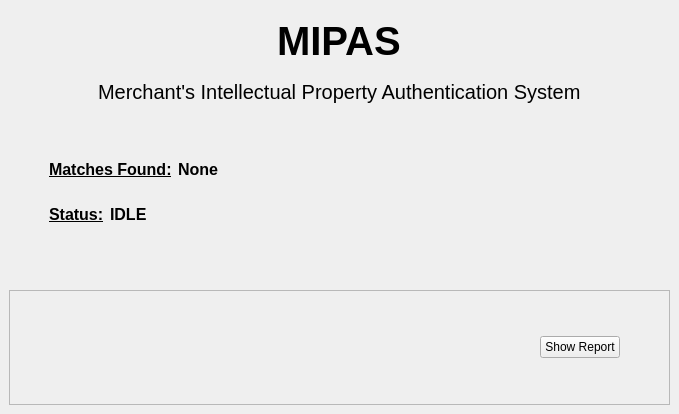
Old version of the form ui_files/mainWindow.ui in the repository ilanpogr/MIPAS.
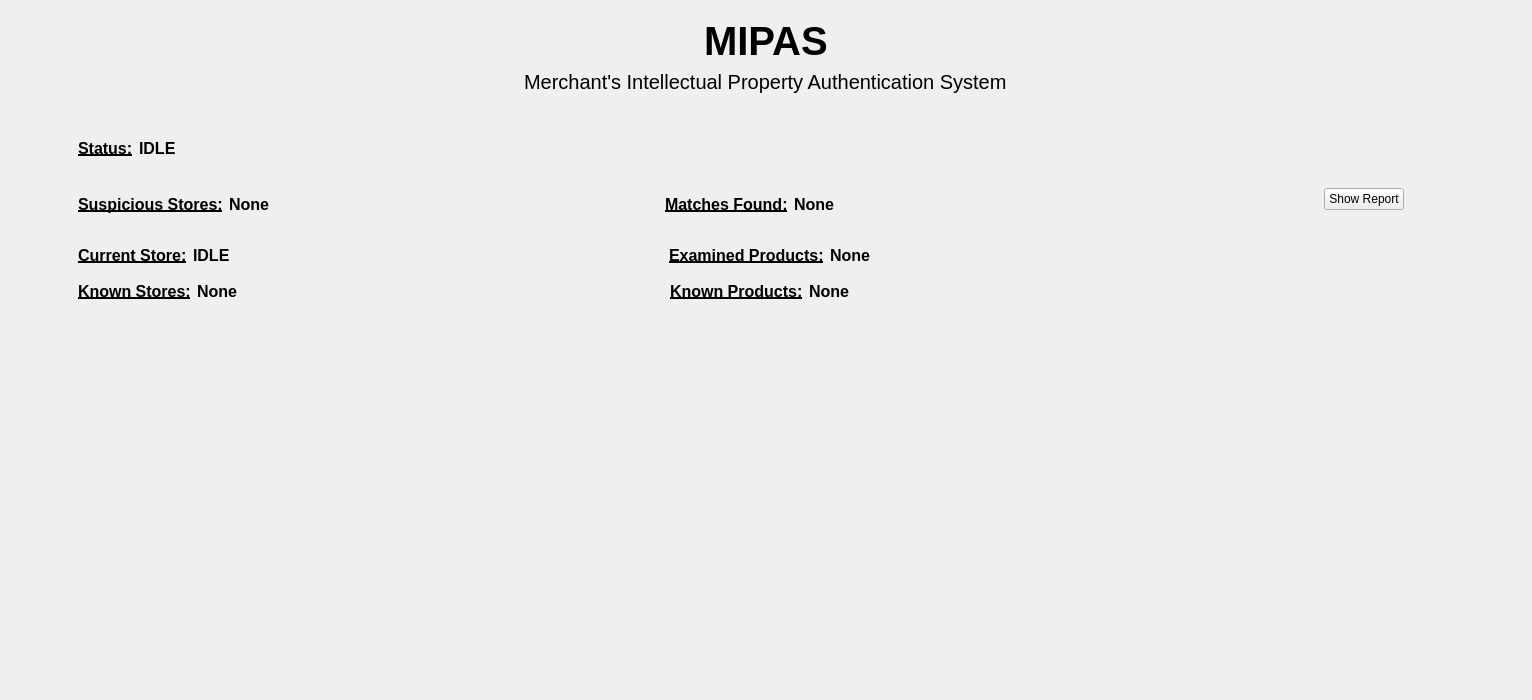
New version of the form. The open tabs and pages were chosen to show the change.

Commit message: gui changed. logic ready. refresh button added to table.

```diff
--- a/ui_files/mainWindow.ui
+++ b/ui_files/mainWindow.ui
@@ -6,8 +6,8 @@
    <rect>
     <x>0</x>
     <y>0</y>
-    <width>679</width>
-    <height>414</height>
+    <width>1532</width>
+    <height>700</height>
    </rect>
   </property>
   <property name="windowTitle">
@@ -65,46 +65,546 @@
       </layout>
      </widget>
     </item>
-    <item row="2" column="0">
-     <spacer name="verticalSpacer_3">
-      <property name="orientation">
-       <enum>Qt::Vertical</enum>
-      </property>
-      <property name="sizeType">
-       <enum>QSizePolicy::Fixed</enum>
-      </property>
-      <property name="sizeHint" stdset="0">
-       <size>
-        <width>20</width>
-        <height>40</height>
-       </size>
-      </property>
-     </spacer>
-    </item>
     <item row="1" column="0">
-     <layout class="QHBoxLayout" name="horizontalLayout_3">
-      <item>
-       <layout class="QVBoxLayout" name="verticalLayout_2">
-        <item>
-         <spacer name="verticalSpacer">
-          <property name="orientation">
-           <enum>Qt::Vertical</enum>
-          </property>
-          <property name="sizeType">
-           <enum>QSizePolicy::Fixed</enum>
-          </property>
-          <property name="sizeHint" stdset="0">
-           <size>
-            <width>20</width>
-            <height>20</height>
-           </size>
-          </property>
-         </spacer>
-        </item>
-        <item>
-         <layout class="QHBoxLayout" name="horizontalLayout_2">
+     <widget class="QStackedWidget" name="stackedWidget">
+      <property name="currentIndex">
+       <number>1</number>
+      </property>
+      <widget class="QWidget" name="page">
+       <layout class="QGridLayout" name="gridLayout_3">
+        <item row="0" column="0">
+         <layout class="QHBoxLayout" name="horizontalLayout_3">
           <item>
-           <spacer name="horizontalSpacer_5">
+           <layout class="QVBoxLayout" name="verticalLayout_2">
+            <item>
+             <spacer name="verticalSpacer_6">
+              <property name="orientation">
+               <enum>Qt::Vertical</enum>
+              </property>
+              <property name="sizeType">
+               <enum>QSizePolicy::Fixed</enum>
+              </property>
+              <property name="sizeHint" stdset="0">
+               <size>
+                <width>20</width>
+                <height>20</height>
+               </size>
+              </property>
+             </spacer>
+            </item>
+            <item>
+             <layout class="QHBoxLayout" name="horizontalLayout_5">
+              <item>
+               <spacer name="horizontalSpacer_6">
+                <property name="orientation">
+                 <enum>Qt::Horizontal</enum>
+                </property>
+                <property name="sizeType">
+                 <enum>QSizePolicy::Fixed</enum>
+                </property>
+                <property name="sizeHint" stdset="0">
+                 <size>
+                  <width>60</width>
+                  <height>20</height>
+                 </size>
+                </property>
+               </spacer>
+              </item>
+              <item>
+               <widget class="QLabel" name="label_2">
+                <property name="font">
+                 <font>
+                  <pointsize>12</pointsize>
+                  <weight>75</weight>
+                  <bold>true</bold>
+                  <underline>true</underline>
+                 </font>
+                </property>
+                <property name="text">
+                 <string>Status:</string>
+                </property>
+               </widget>
+              </item>
+              <item>
+               <widget class="QLabel" name="label_3">
+                <property name="font">
+                 <font>
+                  <pointsize>12</pointsize>
+                  <weight>75</weight>
+                  <bold>true</bold>
+                 </font>
+                </property>
+                <property name="text">
+                 <string>IDLE</string>
+                </property>
+               </widget>
+              </item>
+              <item>
+               <spacer name="horizontalSpacer_4">
+                <property name="orientation">
+                 <enum>Qt::Horizontal</enum>
+                </property>
+                <property name="sizeHint" stdset="0">
+                 <size>
+                  <width>40</width>
+                  <height>20</height>
+                 </size>
+                </property>
+               </spacer>
+              </item>
+             </layout>
+            </item>
+            <item>
+             <spacer name="verticalSpacer_4">
+              <property name="orientation">
+               <enum>Qt::Vertical</enum>
+              </property>
+              <property name="sizeType">
+               <enum>QSizePolicy::Fixed</enum>
+              </property>
+              <property name="sizeHint" stdset="0">
+               <size>
+                <width>20</width>
+                <height>30</height>
+               </size>
+              </property>
+             </spacer>
+            </item>
+            <item>
+             <layout class="QHBoxLayout" name="horizontalLayout_2">
+              <item>
+               <spacer name="horizontalSpacer_5">
+                <property name="orientation">
+                 <enum>Qt::Horizontal</enum>
+                </property>
+                <property name="sizeType">
+                 <enum>QSizePolicy::Fixed</enum>
+                </property>
+                <property name="sizeHint" stdset="0">
+                 <size>
+                  <width>60</width>
+                  <height>20</height>
+                 </size>
+                </property>
+               </spacer>
+              </item>
+              <item>
+               <widget class="QLabel" name="label_4">
+                <property name="sizePolicy">
+                 <sizepolicy hsizetype="Fixed" vsizetype="Preferred">
+                  <horstretch>0</horstretch>
+                  <verstretch>0</verstretch>
+                 </sizepolicy>
+                </property>
+                <property name="font">
+                 <font>
+                  <pointsize>12</pointsize>
+                  <weight>75</weight>
+                  <italic>false</italic>
+                  <bold>true</bold>
+                  <underline>true</underline>
+                 </font>
+                </property>
+                <property name="text">
+                 <string>Suspicious Stores:</string>
+                </property>
+               </widget>
+              </item>
+              <item>
+               <widget class="QLabel" name="susp_stores_lbl">
+                <property name="sizePolicy">
+                 <sizepolicy hsizetype="MinimumExpanding" vsizetype="Preferred">
+                  <horstretch>0</horstretch>
+                  <verstretch>0</verstretch>
+                 </sizepolicy>
+                </property>
+                <property name="minimumSize">
+                 <size>
+                  <width>100</width>
+                  <height>0</height>
+                 </size>
+                </property>
+                <property name="maximumSize">
+                 <size>
+                  <width>100</width>
+                  <height>16777215</height>
+                 </size>
+                </property>
+                <property name="baseSize">
+                 <size>
+                  <width>0</width>
+                  <height>0</height>
+                 </size>
+                </property>
+                <property name="font">
+                 <font>
+                  <pointsize>12</pointsize>
+                  <weight>75</weight>
+                  <bold>true</bold>
+                 </font>
+                </property>
+                <property name="text">
+                 <string>None</string>
+                </property>
+               </widget>
+              </item>
+              <item>
+               <spacer name="horizontalSpacer_3">
+                <property name="orientation">
+                 <enum>Qt::Horizontal</enum>
+                </property>
+                <property name="sizeType">
+                 <enum>QSizePolicy::Preferred</enum>
+                </property>
+                <property name="sizeHint" stdset="0">
+                 <size>
+                  <width>330</width>
+                  <height>20</height>
+                 </size>
+                </property>
+               </spacer>
+              </item>
+              <item>
+               <widget class="QLabel" name="label">
+                <property name="sizePolicy">
+                 <sizepolicy hsizetype="Fixed" vsizetype="Preferred">
+                  <horstretch>0</horstretch>
+                  <verstretch>0</verstretch>
+                 </sizepolicy>
+                </property>
+                <property name="font">
+                 <font>
+                  <pointsize>12</pointsize>
+                  <weight>75</weight>
+                  <bold>true</bold>
+                  <underline>true</underline>
+                 </font>
+                </property>
+                <property name="text">
+                 <string>Matches Found:</string>
+                </property>
+               </widget>
+              </item>
+              <item>
+               <widget class="QLabel" name="matches_found">
+                <property name="font">
+                 <font>
+                  <pointsize>12</pointsize>
+                  <weight>75</weight>
+                  <bold>true</bold>
+                 </font>
+                </property>
+                <property name="text">
+                 <string>None</string>
+                </property>
+               </widget>
+              </item>
+             </layout>
+            </item>
+            <item>
+             <spacer name="verticalSpacer">
+              <property name="orientation">
+               <enum>Qt::Vertical</enum>
+              </property>
+              <property name="sizeType">
+               <enum>QSizePolicy::Fixed</enum>
+              </property>
+              <property name="sizeHint" stdset="0">
+               <size>
+                <width>20</width>
+                <height>25</height>
+               </size>
+              </property>
+             </spacer>
+            </item>
+            <item>
+             <layout class="QHBoxLayout" name="horizontalLayout_4">
+              <item>
+               <spacer name="horizontalSpacer_8">
+                <property name="orientation">
+                 <enum>Qt::Horizontal</enum>
+                </property>
+                <property name="sizeType">
+                 <enum>QSizePolicy::Fixed</enum>
+                </property>
+                <property name="sizeHint" stdset="0">
+                 <size>
+                  <width>60</width>
+                  <height>20</height>
+                 </size>
+                </property>
+               </spacer>
+              </item>
+              <item>
+               <widget class="QLabel" name="label_7">
+                <property name="sizePolicy">
+                 <sizepolicy hsizetype="Fixed" vsizetype="Preferred">
+                  <horstretch>0</horstretch>
+                  <verstretch>0</verstretch>
+                 </sizepolicy>
+                </property>
+                <property name="font">
+                 <font>
+                  <pointsize>12</pointsize>
+                  <weight>75</weight>
+                  <italic>false</italic>
+                  <bold>true</bold>
+                  <underline>true</underline>
+                 </font>
+                </property>
+                <property name="text">
+                 <string>Current Store:</string>
+                </property>
+               </widget>
+              </item>
+              <item>
+               <widget class="QLabel" name="current_store_lbl">
+                <property name="sizePolicy">
+                 <sizepolicy hsizetype="MinimumExpanding" vsizetype="Preferred">
+                  <horstretch>0</horstretch>
+                  <verstretch>0</verstretch>
+                 </sizepolicy>
+                </property>
+                <property name="minimumSize">
+                 <size>
+                  <width>130</width>
+                  <height>0</height>
+                 </size>
+                </property>
+                <property name="maximumSize">
+                 <size>
+                  <width>130</width>
+                  <height>16777215</height>
+                 </size>
+                </property>
+                <property name="font">
+                 <font>
+                  <pointsize>12</pointsize>
+                  <weight>75</weight>
+                  <bold>true</bold>
+                 </font>
+                </property>
+                <property name="text">
+                 <string>IDLE</string>
+                </property>
+               </widget>
+              </item>
+              <item>
+               <spacer name="horizontalSpacer_9">
+                <property name="orientation">
+                 <enum>Qt::Horizontal</enum>
+                </property>
+                <property name="sizeType">
+                 <enum>QSizePolicy::Preferred</enum>
+                </property>
+                <property name="sizeHint" stdset="0">
+                 <size>
+                  <width>340</width>
+                  <height>20</height>
+                 </size>
+                </property>
+               </spacer>
+              </item>
+              <item>
+               <widget class="QLabel" name="label_10">
+                <property name="sizePolicy">
+                 <sizepolicy hsizetype="Fixed" vsizetype="Preferred">
+                  <horstretch>0</horstretch>
+                  <verstretch>0</verstretch>
+                 </sizepolicy>
+                </property>
+                <property name="font">
+                 <font>
+                  <pointsize>12</pointsize>
+                  <weight>75</weight>
+                  <italic>false</italic>
+                  <bold>true</bold>
+                  <underline>true</underline>
+                 </font>
+                </property>
+                <property name="text">
+                 <string>Examined Products:</string>
+                </property>
+               </widget>
+              </item>
+              <item>
+               <widget class="QLabel" name="examined_prod_lbl">
+                <property name="font">
+                 <font>
+                  <pointsize>12</pointsize>
+                  <weight>75</weight>
+                  <bold>true</bold>
+                 </font>
+                </property>
+                <property name="text">
+                 <string>None</string>
+                </property>
+               </widget>
+              </item>
+             </layout>
+            </item>
+            <item>
+             <spacer name="verticalSpacer_5">
+              <property name="orientation">
+               <enum>Qt::Vertical</enum>
+              </property>
+              <property name="sizeType">
+               <enum>QSizePolicy::Fixed</enum>
+              </property>
+              <property name="sizeHint" stdset="0">
+               <size>
+                <width>20</width>
+                <height>10</height>
+               </size>
+              </property>
+             </spacer>
+            </item>
+            <item>
+             <layout class="QHBoxLayout" name="horizontalLayout_7">
+              <item>
+               <spacer name="horizontalSpacer_10">
+                <property name="orientation">
+                 <enum>Qt::Horizontal</enum>
+                </property>
+                <property name="sizeType">
+                 <enum>QSizePolicy::Fixed</enum>
+                </property>
+                <property name="sizeHint" stdset="0">
+                 <size>
+                  <width>60</width>
+                  <height>20</height>
+                 </size>
+                </property>
+               </spacer>
+              </item>
+              <item>
+               <widget class="QLabel" name="label_8">
+                <property name="sizePolicy">
+                 <sizepolicy hsizetype="Fixed" vsizetype="Preferred">
+                  <horstretch>0</horstretch>
+                  <verstretch>0</verstretch>
+                 </sizepolicy>
+                </property>
+                <property name="font">
+                 <font>
+                  <pointsize>12</pointsize>
+                  <weight>75</weight>
+                  <italic>false</italic>
+                  <bold>true</bold>
+                  <underline>true</underline>
+                 </font>
+                </property>
+                <property name="text">
+                 <string>Known Stores:</string>
+                </property>
+               </widget>
+              </item>
+              <item>
+               <widget class="QLabel" name="known_stores_lbl">
+                <property name="sizePolicy">
+                 <sizepolicy hsizetype="MinimumExpanding" vsizetype="Preferred">
+                  <horstretch>0</horstretch>
+                  <verstretch>0</verstretch>
+                 </sizepolicy>
+                </property>
+                <property name="minimumSize">
+                 <size>
+                  <width>130</width>
+                  <height>0</height>
+                 </size>
+                </property>
+                <property name="maximumSize">
+                 <size>
+                  <width>130</width>
+                  <height>16777215</height>
+                 </size>
+                </property>
+                <property name="font">
+                 <font>
+                  <pointsize>12</pointsize>
+                  <weight>75</weight>
+                  <bold>true</bold>
+                 </font>
+                </property>
+                <property name="text">
+                 <string>None</string>
+                </property>
+               </widget>
+              </item>
+              <item>
+               <spacer name="horizontalSpacer_11">
+                <property name="orientation">
+                 <enum>Qt::Horizontal</enum>
+                </property>
+                <property name="sizeType">
+                 <enum>QSizePolicy::Preferred</enum>
+                </property>
+                <property name="sizeHint" stdset="0">
+                 <size>
+                  <width>337</width>
+                  <height>20</height>
+                 </size>
+                </property>
+               </spacer>
+              </item>
+              <item>
+               <widget class="QLabel" name="label_9">
+                <property name="sizePolicy">
+                 <sizepolicy hsizetype="Fixed" vsizetype="Preferred">
+                  <horstretch>0</horstretch>
+                  <verstretch>0</verstretch>
+                 </sizepolicy>
+                </property>
+                <property name="font">
+                 <font>
+                  <pointsize>12</pointsize>
+                  <weight>75</weight>
+                  <italic>false</italic>
+                  <bold>true</bold>
+                  <underline>true</underline>
+                 </font>
+                </property>
+                <property name="text">
+                 <string>Known Products:</string>
+                </property>
+               </widget>
+              </item>
+              <item>
+               <widget class="QLabel" name="kknown_prod_lbl">
+                <property name="font">
+                 <font>
+                  <pointsize>12</pointsize>
+                  <weight>75</weight>
+                  <bold>true</bold>
+                 </font>
+                </property>
+                <property name="text">
+                 <string>None</string>
+                </property>
+               </widget>
+              </item>
+             </layout>
+            </item>
+            <item>
+             <spacer name="verticalSpacer_3">
+              <property name="orientation">
+               <enum>Qt::Vertical</enum>
+              </property>
+              <property name="sizeType">
+               <enum>QSizePolicy::Expanding</enum>
+              </property>
+              <property name="sizeHint" stdset="0">
+               <size>
+                <width>20</width>
+                <height>20</height>
+               </size>
+              </property>
+             </spacer>
+            </item>
+           </layout>
+          </item>
+          <item>
+           <spacer name="horizontalSpacer">
             <property name="orientation">
              <enum>Qt::Horizontal</enum>
             </property>
@@ -113,49 +613,70 @@
             </property>
             <property name="sizeHint" stdset="0">
              <size>
-              <width>40</width>
+              <width>60</width>
               <height>20</height>
              </size>
             </property>
            </spacer>
           </item>
+         </layout>
+        </item>
+        <item row="0" column="2">
+         <layout class="QHBoxLayout" name="horizontalLayout_9">
           <item>
-           <widget class="QLabel" name="label">
-            <property name="font">
-             <font>
-              <pointsize>12</pointsize>
-              <weight>75</weight>
-              <bold>true</bold>
-              <underline>true</underline>
-             </font>
-            </property>
-            <property name="text">
-             <string>Matches Found:</string>
-            </property>
-           </widget>
+           <layout class="QVBoxLayout" name="verticalLayout_3">
+            <item>
+             <spacer name="verticalSpacer_2">
+              <property name="orientation">
+               <enum>Qt::Vertical</enum>
+              </property>
+              <property name="sizeType">
+               <enum>QSizePolicy::Preferred</enum>
+              </property>
+              <property name="sizeHint" stdset="0">
+               <size>
+                <width>20</width>
+                <height>70</height>
+               </size>
+              </property>
+             </spacer>
+            </item>
+            <item>
+             <widget class="QPushButton" name="pushButton">
+              <property name="text">
+               <string>Show Report</string>
+              </property>
+             </widget>
+            </item>
+            <item>
+             <spacer name="verticalSpacer_7">
+              <property name="orientation">
+               <enum>Qt::Vertical</enum>
+              </property>
+              <property name="sizeType">
+               <enum>QSizePolicy::Expanding</enum>
+              </property>
+              <property name="sizeHint" stdset="0">
+               <size>
+                <width>20</width>
+                <height>20</height>
+               </size>
+              </property>
+             </spacer>
+            </item>
+           </layout>
           </item>
           <item>
-           <widget class="QLabel" name="matches_found">
-            <property name="font">
-             <font>
-              <pointsize>12</pointsize>
-              <weight>75</weight>
-              <bold>true</bold>
-             </font>
-            </property>
-            <property name="text">
-             <string>None</string>
-            </property>
-           </widget>
-          </item>
-          <item>
-           <spacer name="horizontalSpacer_3">
+           <spacer name="horizontalSpacer_2">
             <property name="orientation">
              <enum>Qt::Horizontal</enum>
             </property>
+            <property name="sizeType">
+             <enum>QSizePolicy::Fixed</enum>
+            </property>
             <property name="sizeHint" stdset="0">
              <size>
-              <width>40</width>
+              <width>110</width>
               <height>20</height>
              </size>
             </property>
@@ -163,137 +684,73 @@
           </item>
          </layout>
         </item>
-        <item>
-         <spacer name="verticalSpacer_2">
-          <property name="orientation">
-           <enum>Qt::Vertical</enum>
-          </property>
-          <property name="sizeType">
-           <enum>QSizePolicy::Fixed</enum>
-          </property>
-          <property name="sizeHint" stdset="0">
-           <size>
-            <width>20</width>
-            <height>10</height>
-           </size>
-          </property>
-         </spacer>
-        </item>
-        <item>
-         <layout class="QHBoxLayout" name="horizontalLayout_5">
+       </layout>
+      </widget>
+      <widget class="QWidget" name="page_2">
+       <layout class="QGridLayout" name="gridLayout_4">
+        <item row="0" column="0">
+         <layout class="QVBoxLayout" name="verticalLayout">
           <item>
-           <spacer name="horizontalSpacer_6">
-            <property name="orientation">
-             <enum>Qt::Horizontal</enum>
-            </property>
-            <property name="sizeType">
-             <enum>QSizePolicy::Fixed</enum>
-            </property>
-            <property name="sizeHint" stdset="0">
-             <size>
-              <width>40</width>
-              <height>20</height>
-             </size>
-            </property>
-           </spacer>
+           <layout class="QHBoxLayout" name="horizontalLayout">
+            <item>
+             <widget class="QPushButton" name="back_btn">
+              <property name="text">
+               <string>back</string>
+              </property>
+             </widget>
+            </item>
+            <item>
+             <spacer name="horizontalSpacer_7">
+              <property name="orientation">
+               <enum>Qt::Horizontal</enum>
+              </property>
+              <property name="sizeHint" stdset="0">
+               <size>
+                <width>40</width>
+                <height>20</height>
+               </size>
+              </property>
+             </spacer>
+            </item>
+            <item>
+             <widget class="QPushButton" name="refresh_btn">
+              <property name="text">
+               <string/>
+              </property>
+             </widget>
+            </item>
+            <item>
+             <spacer name="horizontalSpacer_12">
+              <property name="orientation">
+               <enum>Qt::Horizontal</enum>
+              </property>
+              <property name="sizeType">
+               <enum>QSizePolicy::Preferred</enum>
+              </property>
+              <property name="sizeHint" stdset="0">
+               <size>
+                <width>40</width>
+                <height>20</height>
+               </size>
+              </property>
+             </spacer>
+            </item>
+            <item>
+             <widget class="QPushButton" name="export_btn">
+              <property name="text">
+               <string>EXPORT</string>
+              </property>
+             </widget>
+            </item>
+           </layout>
           </item>
-          <item alignment="Qt::AlignLeft|Qt::AlignTop">
-           <widget class="QLabel" name="label_2">
-            <property name="font">
-             <font>
-              <pointsize>12</pointsize>
-              <weight>75</weight>
-              <bold>true</bold>
-              <underline>true</underline>
-             </font>
-            </property>
-            <property name="text">
-             <string>Status:</string>
-            </property>
-           </widget>
-          </item>
-          <item alignment="Qt::AlignTop">
-           <widget class="QLabel" name="label_3">
-            <property name="font">
-             <font>
-              <pointsize>12</pointsize>
-              <weight>75</weight>
-              <bold>true</bold>
-             </font>
-            </property>
-            <property name="text">
-             <string>IDLE</string>
-            </property>
-           </widget>
-          </item>
           <item>
-           <spacer name="horizontalSpacer_4">
-            <property name="orientation">
-             <enum>Qt::Horizontal</enum>
-            </property>
-            <property name="sizeHint" stdset="0">
-             <size>
-              <width>40</width>
-              <height>20</height>
-             </size>
-            </property>
-           </spacer>
+           <widget class="QTableView" name="tableView"/>
           </item>
          </layout>
         </item>
        </layout>
-      </item>
-     </layout>
-    </item>
-    <item row="3" column="0">
-     <widget class="QFrame" name="frame">
-      <property name="styleSheet">
-       <string notr="true"/>
-      </property>
-      <property name="frameShape">
-       <enum>QFrame::StyledPanel</enum>
-      </property>
-      <property name="frameShadow">
-       <enum>QFrame::Raised</enum>
-      </property>
-      <layout class="QGridLayout" name="gridLayout_2">
-       <item row="0" column="1">
-        <widget class="QPushButton" name="pushButton">
-         <property name="text">
-          <string>Show Report</string>
-         </property>
-        </widget>
-       </item>
-       <item row="0" column="0">
-        <spacer name="horizontalSpacer">
-         <property name="orientation">
-          <enum>Qt::Horizontal</enum>
-         </property>
-         <property name="sizeHint" stdset="0">
-          <size>
-           <width>40</width>
-           <height>20</height>
-          </size>
-         </property>
-        </spacer>
-       </item>
-       <item row="0" column="2">
-        <spacer name="horizontalSpacer_2">
-         <property name="orientation">
-          <enum>Qt::Horizontal</enum>
-         </property>
-         <property name="sizeType">
-          <enum>QSizePolicy::Fixed</enum>
-         </property>
-         <property name="sizeHint" stdset="0">
-          <size>
-           <width>40</width>
-           <height>20</height>
-          </size>
-         </property>
-        </spacer>
-       </item>
-      </layout>
+      </widget>
      </widget>
     </item>
    </layout>
@@ -303,7 +760,7 @@
     <rect>
      <x>0</x>
      <y>0</y>
-     <width>679</width>
+     <width>1532</width>
      <height>21</height>
     </rect>
    </property>
```
Left out of the diff: 4 changed lines with no effect on the pictures. The commit also changes 10 other files.
